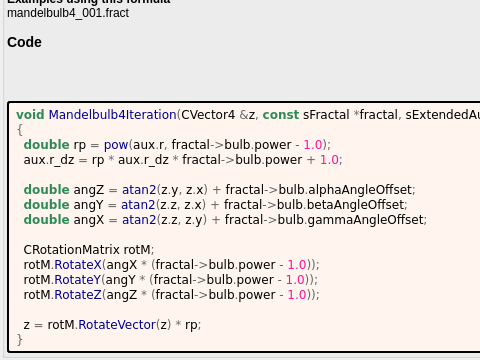
buddhi1980/mandelbulber2, file mandelbulber2/formula/ui/mandelbulb4.ui: the form before one commit; both pictures show x 0 to 480 and y 195 to 555 of the 762 by 555 pixel window.
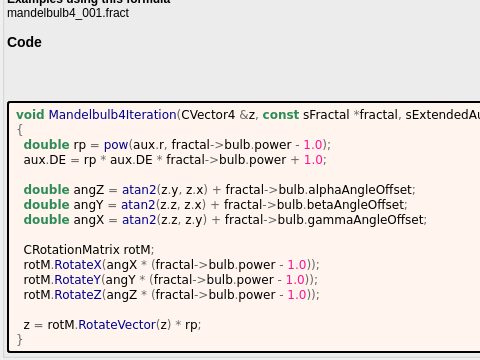
The form after the commit. Custom widgets are drawn as their Qt base class.

```diff
--- a/mandelbulber2/formula/ui/mandelbulb4.ui
+++ b/mandelbulber2/formula/ui/mandelbulb4.ui
@@ -231,7 +231,7 @@
 &lt;pre style=&quot;color:#000000; background-color:#fff5ee;  font-family:'Courier New',monospace;&quot;&gt;&lt;span style=&quot;color:#2e8b57; font-weight:bold&quot;&gt;void&lt;/span&gt; &lt;span style=&quot;color:#00008f&quot;&gt;Mandelbulb4Iteration&lt;/span&gt;&lt;span style=&quot;color:#676767&quot;&gt;(&lt;/span&gt;CVector4 &lt;span style=&quot;color:#676767&quot;&gt;&amp;amp;&lt;/span&gt;z&lt;span style=&quot;color:#676767&quot;&gt;,&lt;/span&gt; &lt;span style=&quot;color:#2e8b57; font-weight:bold&quot;&gt;const&lt;/span&gt; sFractal &lt;span style=&quot;color:#676767&quot;&gt;*&lt;/span&gt;fractal&lt;span style=&quot;color:#676767&quot;&gt;,&lt;/span&gt; sExtendedAux &lt;span style=&quot;color:#676767&quot;&gt;&amp;amp;&lt;/span&gt;aux&lt;span style=&quot;color:#676767&quot;&gt;)&lt;/span&gt;
 &lt;span style=&quot;color:#676767&quot;&gt;{&lt;/span&gt;
   &lt;span style=&quot;color:#2e8b57; font-weight:bold&quot;&gt;double&lt;/span&gt; rp &lt;span style=&quot;color:#676767&quot;&gt;=&lt;/span&gt; &lt;span style=&quot;color:#00008f&quot;&gt;pow&lt;/span&gt;&lt;span style=&quot;color:#676767&quot;&gt;(&lt;/span&gt;aux&lt;span style=&quot;color:#676767&quot;&gt;.&lt;/span&gt;r&lt;span style=&quot;color:#676767&quot;&gt;,&lt;/span&gt; fractal&lt;span style=&quot;color:#676767&quot;&gt;-&amp;gt;&lt;/span&gt;bulb&lt;span style=&quot;color:#676767&quot;&gt;.&lt;/span&gt;power &lt;span style=&quot;color:#676767&quot;&gt;-&lt;/span&gt; &lt;span style=&quot;color:#ff1493&quot;&gt;1.0&lt;/span&gt;&lt;span style=&quot;color:#676767&quot;&gt;);&lt;/span&gt;
-  aux&lt;span style=&quot;color:#676767&quot;&gt;.&lt;/span&gt;r_dz &lt;span style=&quot;color:#676767&quot;&gt;=&lt;/span&gt; rp &lt;span style=&quot;color:#676767&quot;&gt;*&lt;/span&gt; aux&lt;span style=&quot;color:#676767&quot;&gt;.&lt;/span&gt;r_dz &lt;span style=&quot;color:#676767&quot;&gt;*&lt;/span&gt; fractal&lt;span style=&quot;color:#676767&quot;&gt;-&amp;gt;&lt;/span&gt;bulb&lt;span style=&quot;color:#676767&quot;&gt;.&lt;/span&gt;power &lt;span style=&quot;color:#676767&quot;&gt;+&lt;/span&gt; &lt;span style=&quot;color:#ff1493&quot;&gt;1.0&lt;/span&gt;&lt;span style=&quot;color:#676767&quot;&gt;;&lt;/span&gt;
+  aux&lt;span style=&quot;color:#676767&quot;&gt;.&lt;/span&gt;DE &lt;span style=&quot;color:#676767&quot;&gt;=&lt;/span&gt; rp &lt;span style=&quot;color:#676767&quot;&gt;*&lt;/span&gt; aux&lt;span style=&quot;color:#676767&quot;&gt;.&lt;/span&gt;DE &lt;span style=&quot;color:#676767&quot;&gt;*&lt;/span&gt; fractal&lt;span style=&quot;color:#676767&quot;&gt;-&amp;gt;&lt;/span&gt;bulb&lt;span style=&quot;color:#676767&quot;&gt;.&lt;/span&gt;power &lt;span style=&quot;color:#676767&quot;&gt;+&lt;/span&gt; &lt;span style=&quot;color:#ff1493&quot;&gt;1.0&lt;/span&gt;&lt;span style=&quot;color:#676767&quot;&gt;;&lt;/span&gt;
 
   &lt;span style=&quot;color:#2e8b57; font-weight:bold&quot;&gt;double&lt;/span&gt; angZ &lt;span style=&quot;color:#676767&quot;&gt;=&lt;/span&gt; &lt;span style=&quot;color:#00008f&quot;&gt;atan2&lt;/span&gt;&lt;span style=&quot;color:#676767&quot;&gt;(&lt;/span&gt;z&lt;span style=&quot;color:#676767&quot;&gt;.&lt;/span&gt;y&lt;span style=&quot;color:#676767&quot;&gt;,&lt;/span&gt; z&lt;span style=&quot;color:#676767&quot;&gt;.&lt;/span&gt;x&lt;span style=&quot;color:#676767&quot;&gt;) +&lt;/span&gt; fractal&lt;span style=&quot;color:#676767&quot;&gt;-&amp;gt;&lt;/span&gt;bulb&lt;span style=&quot;color:#676767&quot;&gt;.&lt;/span&gt;alphaAngleOffset&lt;span style=&quot;color:#676767&quot;&gt;;&lt;/span&gt;
   &lt;span style=&quot;color:#2e8b57; font-weight:bold&quot;&gt;double&lt;/span&gt; angY &lt;span style=&quot;color:#676767&quot;&gt;=&lt;/span&gt; &lt;span style=&quot;color:#00008f&quot;&gt;atan2&lt;/span&gt;&lt;span style=&quot;color:#676767&quot;&gt;(&lt;/span&gt;z&lt;span style=&quot;color:#676767&quot;&gt;.&lt;/span&gt;z&lt;span style=&quot;color:#676767&quot;&gt;,&lt;/span&gt; z&lt;span style=&quot;color:#676767&quot;&gt;.&lt;/span&gt;x&lt;span style=&quot;color:#676767&quot;&gt;) +&lt;/span&gt; fractal&lt;span style=&quot;color:#676767&quot;&gt;-&amp;gt;&lt;/span&gt;bulb&lt;span style=&quot;color:#676767&quot;&gt;.&lt;/span&gt;betaAngleOffset&lt;span style=&quot;color:#676767&quot;&gt;;&lt;/span&gt;
```
